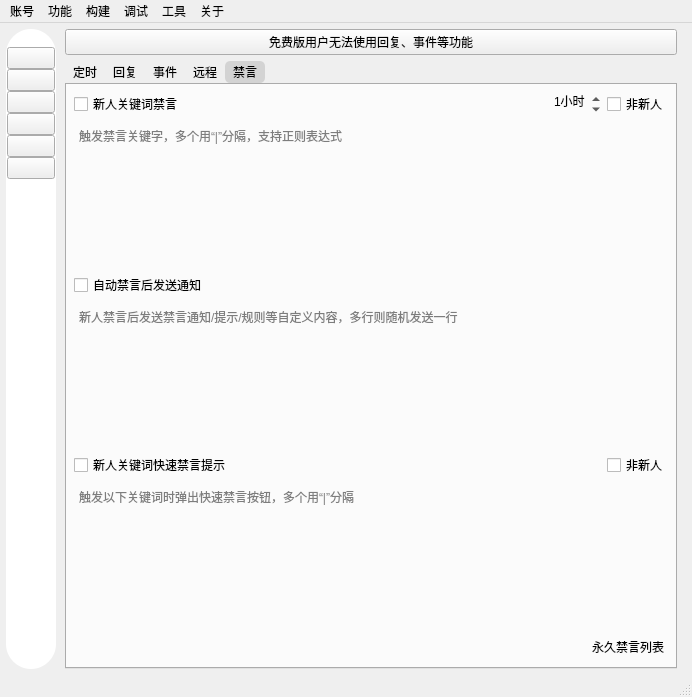
This is mainwindow/mainwindow.ui in iwxyi/Bilibili-MagicalDanmaku as Qt 5 draws it before an edit. The edited form follows.
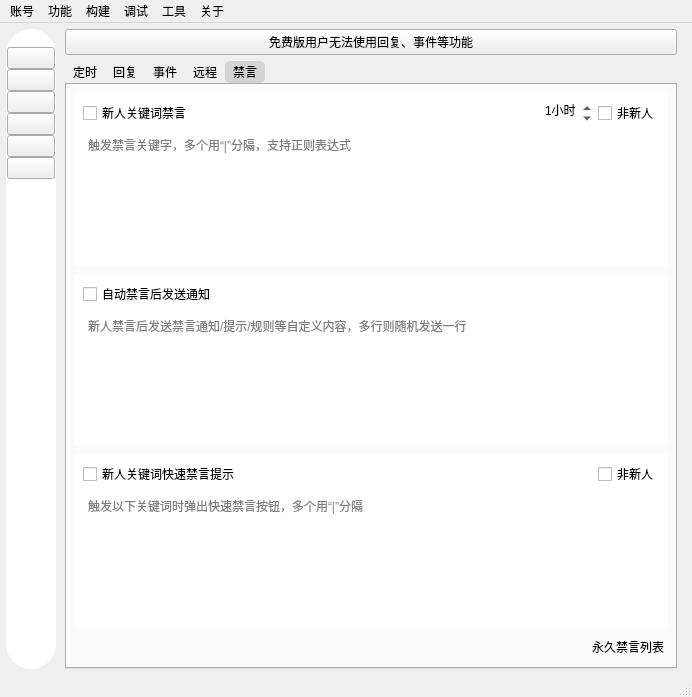
This is the edited form. The open tabs and pages were chosen to show the change. Icons and pictures are not drawn. Custom widgets are drawn as their Qt base class.

Commit message: 一些控件添加卡片布局

What changed in the file:
```diff
--- a/mainwindow/mainwindow.ui
+++ b/mainwindow/mainwindow.ui
@@ -6317,11 +6317,11 @@
 QTabBar::tab
 {
 	border: 0px solid #F0F0F000;
+	min-width: 8ex;
+	margin: 0px;
 	padding: 4px;
 	padding-left: 8px;
 	padding-right: 8px;
-	min-width: 8ex;
-	margin: 0px;
 	border-radius: 5px;
 }
 
@@ -6625,6 +6625,17 @@
            </attribute>
            <layout class="QVBoxLayout" name="verticalLayout_7">
             <item>
+             <widget class="QWidget" name="autoBlockNewbieCard" native="true">
+              <property name="styleSheet">
+               <string notr="true">#autoBlockNewbieCard
+{
+	background: #ffffff;
+	border: none;
+	border-radius: 5px;
+}</string>
+              </property>
+              <layout class="QVBoxLayout" name="verticalLayout_65">
+               <item>
              <layout class="QHBoxLayout" name="horizontalLayout_19">
               <item>
                <widget class="QCheckBox" name="autoBlockNewbieCheck">
@@ -6722,6 +6733,20 @@
               </property>
              </widget>
             </item>
+              </layout>
+             </widget>
+            </item>
+            <item>
+             <widget class="QWidget" name="autoBlockNewbieNotifyCard" native="true">
+              <property name="styleSheet">
+               <string notr="true">#autoBlockNewbieNotifyCard
+{
+	background: #ffffff;
+	border: none;
+	border-radius: 5px;
+}</string>
+              </property>
+              <layout class="QVBoxLayout" name="verticalLayout_66">
             <item>
              <layout class="QHBoxLayout" name="horizontalLayout_20">
               <property name="topMargin">
@@ -6761,6 +6786,20 @@
               </property>
              </widget>
             </item>
+              </layout>
+             </widget>
+            </item>
+            <item>
+             <widget class="QWidget" name="promptBlockNewbieCard" native="true">
+              <property name="styleSheet">
+               <string notr="true">#promptBlockNewbieCard
+{
+	background: #ffffff;
+	border: none;
+	border-radius: 5px;
+}</string>
+              </property>
+              <layout class="QVBoxLayout" name="verticalLayout_67">
             <item>
              <layout class="QHBoxLayout" name="horizontalLayout_22">
               <property name="topMargin">
@@ -6828,6 +6867,9 @@
               </property>
              </widget>
             </item>
+              </layout>
+             </widget>
+            </item>
             <item>
              <layout class="QHBoxLayout" name="horizontalLayout_32">
               <property name="bottomMargin">
```
Left out of the diff: 30 changed lines with no effect on the pictures. Lines whose indentation alone changed are shown as unchanged. The commit also changes 3 other files.
